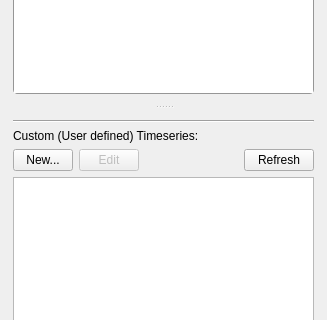
Above: plotter_gui/filterablelistwidget.ui from ziparker/PlotJuggler before the change; both pictures show x 0 to 327 and y 281 to 601 of the 327 by 684 pixel window. Below: the same form after it.
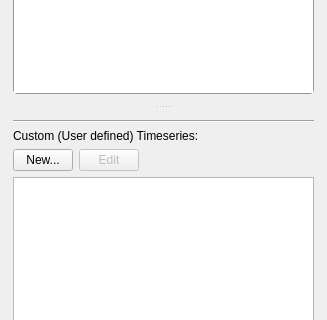
That is the form after the change. Icons and pictures are not drawn.

The edit to the form file:
```diff
--- a/plotter_gui/filterablelistwidget.ui
+++ b/plotter_gui/filterablelistwidget.ui
@@ -445,19 +445,6 @@
            </property>
           </spacer>
          </item>
-         <item>
-          <widget class="QPushButton" name="buttonRefreshAll">
-           <property name="maximumSize">
-            <size>
-             <width>70</width>
-             <height>16777215</height>
-            </size>
-           </property>
-           <property name="text">
-            <string>Refresh</string>
-           </property>
-          </widget>
-         </item>
         </layout>
        </item>
        <item>
```
Left out of the diff: 4 changed lines with no effect on the pictures.
